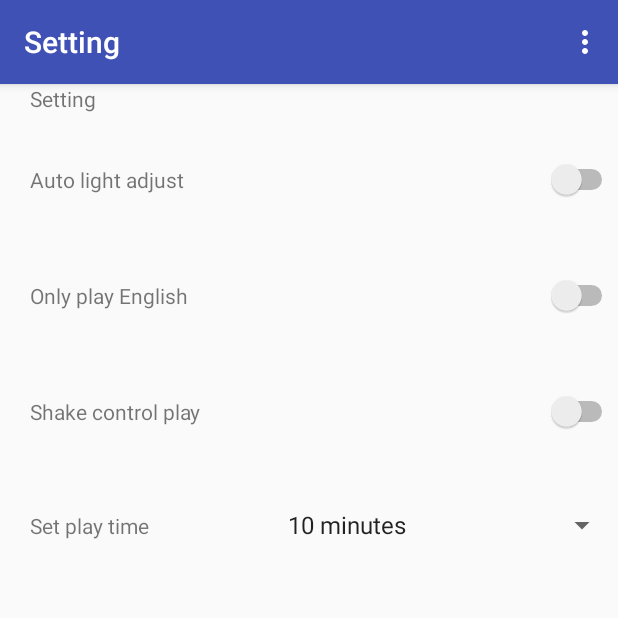
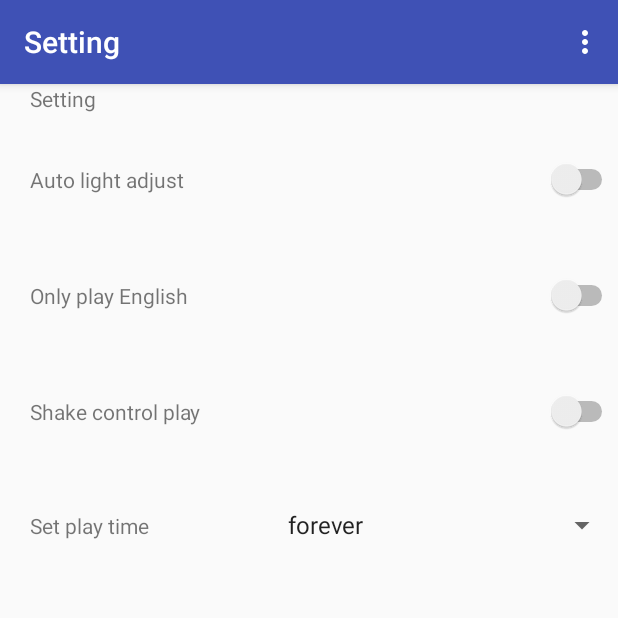
Before and after one commit to yangmengjiao/LearnEnglish, an Android app: the screen it shows after launch (MainActivity), in the options menu, after a tap on "Setting", on a phone screen of 412 x 824 dp, the top half of it. Run offline under Robolectric (Android 15) with nearby library versions, the phone set to English and light mode, and no system bars; libraries missing offline, so code that uses them is left out: com.mindorks.placeholderview; 4 statements that could not run were skipped.

Commit message:
add setting play time function

```diff
--- a/app/src/main/java/edu/mum/learnenglish/SettingFragment.java
+++ b/app/src/main/java/edu/mum/learnenglish/SettingFragment.java
@@ -28,11 +28,7 @@ public class SettingFragment extends Fragment {
     private Switch autoLightSwitch;
     private Switch onlyEnglishSwitch;
 
-    private TextView mText;
-    public  EditText wt;
-    public double weight=0.0;
     public int value=0;
-    String x;
 
     @Override
     public View onCreateView(LayoutInflater inflater, ViewGroup container,
@@ -42,7 +38,6 @@ public class SettingFragment extends Fragment {
         autoLightSwitch = settingFragmentView.findViewById(R.id.switch3);
         onlyEnglishSwitch = settingFragmentView.findViewById(R.id.onlyEnglishSwitch);
 
-        mText = settingFragmentView.findViewById(R.id.textView7);
         autoLightSwitch.setOnCheckedChangeListener(new CompoundButton.OnCheckedChangeListener() {
             @Override
             public void onCheckedChanged(CompoundButton buttonView, boolean isChecked) {
@@ -67,41 +62,25 @@ public class SettingFragment extends Fragment {
             }
         });
 
-        String[] values = {"10 minutes","30 minutes","40 minutes","1 hour ","2 hour","forever" };
+        final String[] values = {"forever","5 seconds","10 minutes","30 minutes","1 hour"};//1 minutes is for test
         ArrayAdapter<String> adapter=new ArrayAdapter<String>(getContext(),android.R.layout.simple_spinner_item,values);
         final Spinner spinner = (Spinner) settingFragmentView.findViewById(R.id.spinner);
         spinner.setAdapter(adapter);
 
-        wt = (EditText) settingFragmentView.findViewById(R.id.miss);
-        // Called when the focus state of a view has changed.
-        wt.setOnFocusChangeListener(new View.OnFocusChangeListener() {
-            @Override
-            public void onFocusChange(View v, boolean hasFocus) {
-                if (hasFocus) {
+        int position = adapter.getPosition(SettingManager.getPlayTime(getContext()));   //根据该选项获取位置
+        spinner.setSelection(position);
+
+
         spinner.setOnItemSelectedListener(new AdapterView.OnItemSelectedListener() {
             @Override
             public void onItemSelected(AdapterView<?> parent, View view, int position, long id) {
                 String item = parent.getItemAtPosition(position).toString();
-                            x = wt.getText().toString();
-                            value = Integer.parseInt(x);
-                            int mass =value;
-                            switch (item){
-                                case "10 minutes": weight = mass * 0.38; break;
-                                case "30 minutes": weight = mass * 0.91; break;
-                                case "40 minutes": weight = mass * 1; break;
-                                case "1 hour": weight = mass * 0.38; break;
-                                default : weight = 0.0; break;
-                            }
-                            Toast.makeText(getContext(), weight + " LBs", Toast.LENGTH_LONG).show();
+                SettingManager.setPlayTime(getContext(),item);
             }
             @Override
             public void onNothingSelected(AdapterView<?> parent) {
             }
         });
-                }
-            }
-        });
-
         return settingFragmentView;
 
     }
--- a/app/src/main/res/layout/fragment_setting.xml
+++ b/app/src/main/res/layout/fragment_setting.xml
@@ -104,10 +104,6 @@
                 android:layout_weight="1" />
         </LinearLayout>
 
-        <EditText
-            android:id="@+id/miss"
-            android:layout_width="wrap_content"
-            android:layout_height="wrap_content" />
 
     </LinearLayout>
 
```
Also changed, not shown: app/src/main/java/edu/mum/learnenglish/WordsFragment.java (+57 -2 lines). Lines whose indentation alone changed are shown as unchanged.
